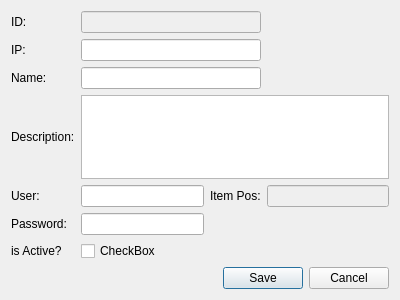
The window that XMonitor/ui/ServerForm.ui (yewberry/yewtic) describes before a commit, drawn with Qt 5.
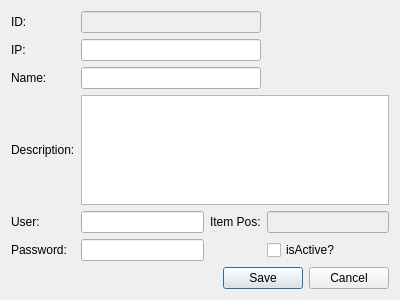
The same window after the commit.

```diff
--- a/XMonitor/ui/ServerForm.ui
+++ b/XMonitor/ui/ServerForm.ui
@@ -98,17 +98,10 @@
        </property>
       </widget>
      </item>
-     <item row="6" column="0">
-      <widget class="QLabel" name="label_7">
-       <property name="text">
-        <string>is Active?</string>
-       </property>
-      </widget>
-     </item>
-     <item row="6" column="1">
+     <item row="5" column="3">
       <widget class="QCheckBox" name="isActive">
        <property name="text">
-        <string>CheckBox</string>
+        <string>isActive?</string>
        </property>
       </widget>
      </item>
```
Left out of the diff: 10 changed lines with no effect on the pictures.
